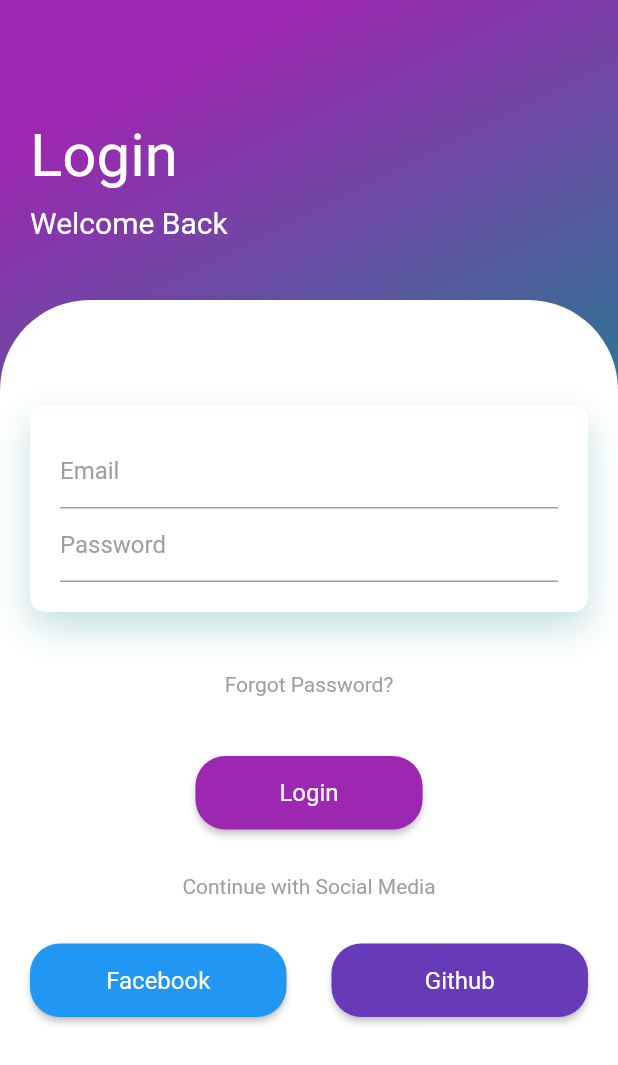
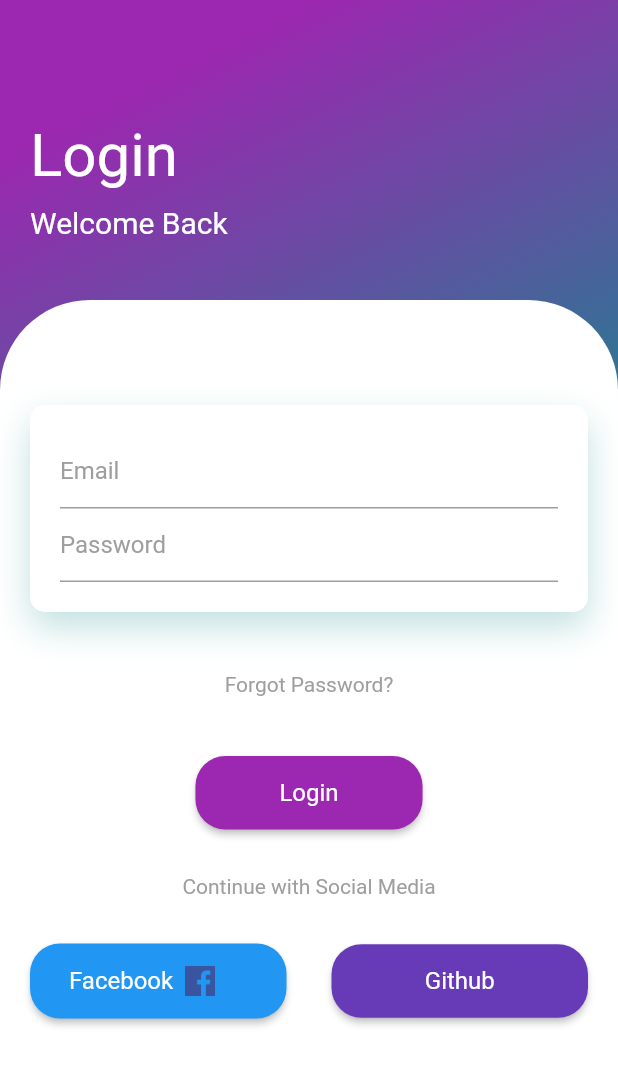
Before and after one commit to Ceren-Canbaz/loginui, a Flutter app: the screen it shows after launch, on a phone screen of 412 x 824 dp. Shown: the top 1065 px of the screen. Run offline on Flutter 3.47's test engine with Material 2 defaults, Android fonts, the phone set to English and light mode, and no system bars.

```diff
--- a/lib/login.dart
+++ b/lib/login.dart
@@ -1,3 +1,4 @@
+
 import 'package:flutter/material.dart';
 
 class LoginUI extends StatelessWidget {
@@ -5,8 +6,9 @@ class LoginUI extends StatelessWidget {
 
   @override
   Widget build(BuildContext context) {
-    const bool _obsourceText=true;
+
     return Scaffold(
+      resizeToAvoidBottomInset:false,
         body: Container(
       padding: const EdgeInsets.only(top: 30),
 
@@ -39,14 +41,15 @@ class LoginUI extends StatelessWidget {
           ),
         ),
         Expanded(
-            child: Container(
+          child: Container(
           decoration: const BoxDecoration(
               color: Colors.white,
               borderRadius: BorderRadius.only(
                   topLeft: Radius.circular(60), topRight: Radius.circular(60))),
           child: Padding(
             padding: const EdgeInsets.all(20),
-            child: Column(children: <Widget>[
+            child: Column(
+              children: <Widget>[
             const SizedBox(height: 50,),
               Container(
                 padding: const EdgeInsets.all(20),
@@ -74,7 +77,7 @@ class LoginUI extends StatelessWidget {
                     decoration: const BoxDecoration(
                         border: Border(bottom: BorderSide(color: Colors.grey))),
                     child: const TextField(
-                      obscureText: _obsourceText,
+                      obscureText: true,
                       enableSuggestions: false,
                       autocorrect: false,
                       decoration: InputDecoration(
@@ -112,6 +115,7 @@ class LoginUI extends StatelessWidget {
                     width: 30,
                   ),
                   Expanded(
+                  flex:1,
                   child:ButtonStyles.buttonGithub,
                   )
                 ],
@@ -143,7 +147,7 @@ class Styles {
     style: TextStyle(color: Colors.grey),
   );
   static Text facebookButton = const Text(
-    'Facebook',
+    'Facebook  ',
     style: TextStyle(
         color: Colors.white, fontSize: 16, fontWeight: FontWeight.w400),
   );
@@ -172,14 +176,18 @@ class ButtonStyles {
 
   static ElevatedButton buttonFacebook = ElevatedButton(
       style: ElevatedButton.styleFrom(
-          backgroundColor: Colors.blue,
           shape: const RoundedRectangleBorder(
               borderRadius: BorderRadius.all(Radius.circular(20)))),
       onPressed: () {},
       child: Padding(
           padding:
-              const EdgeInsets.only(bottom: 15, top: 15, left: 20, right: 20),
-          child: Styles.facebookButton));
+              const EdgeInsets.only(bottom: 15, top: 15, left: 10, right: 10),
+          child: Row(children: [
+              Styles.facebookButton,
+
+               const PngItems(name: 'facebook')
+
+          ],)));
 
   static ElevatedButton buttonGithub = ElevatedButton(
       style: ElevatedButton.styleFrom(
@@ -192,3 +200,17 @@ class ButtonStyles {
               const EdgeInsets.only(bottom: 15, top: 15, left: 20, right: 20),
           child: Styles.githubButton));
 }
+class PngItems extends StatelessWidget {
+  const PngItems({super.key, required this.name});
+  final String name;
+  @override
+  Widget build(BuildContext context) {
+    return SizedBox(height: 20,width: 20,
+      child: Image.asset('assets/png_logo/$name.png',fit:BoxFit.fill));
+  }
+}
+class PngNames{
+  final String facebookImgPath='facebook';
+  final String githubImgPath='github-mark-white';
+
+}
--- a/pubspec.yaml
+++ b/pubspec.yaml
@@ -59,6 +59,8 @@ flutter:
   # included with your application, so that you can use the icons in
   # the material Icons class.
   uses-material-design: true
+  assets:
+  - assets/png_logo/
 
   # To add assets to your application, add an assets section, like this:
   # assets:
```
Also changed, not shown: assets/png_logo/facebook.png (added), assets/png_logo/github-mark-white.png (added), assets/png_logo/github-mark.png (added).
